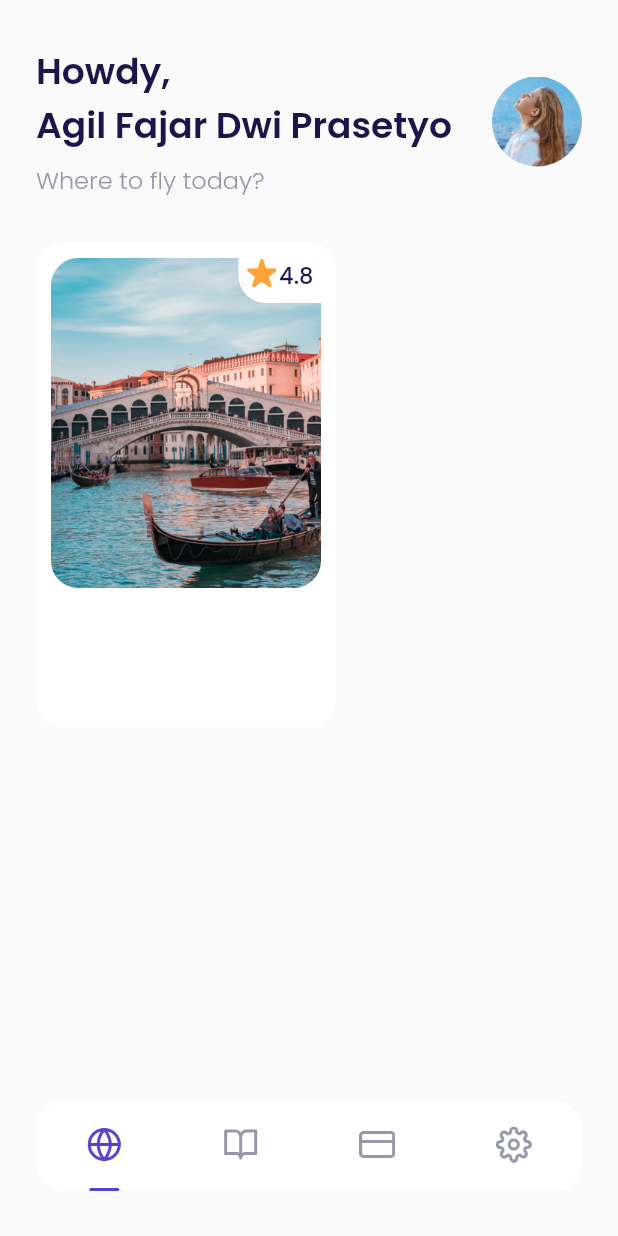
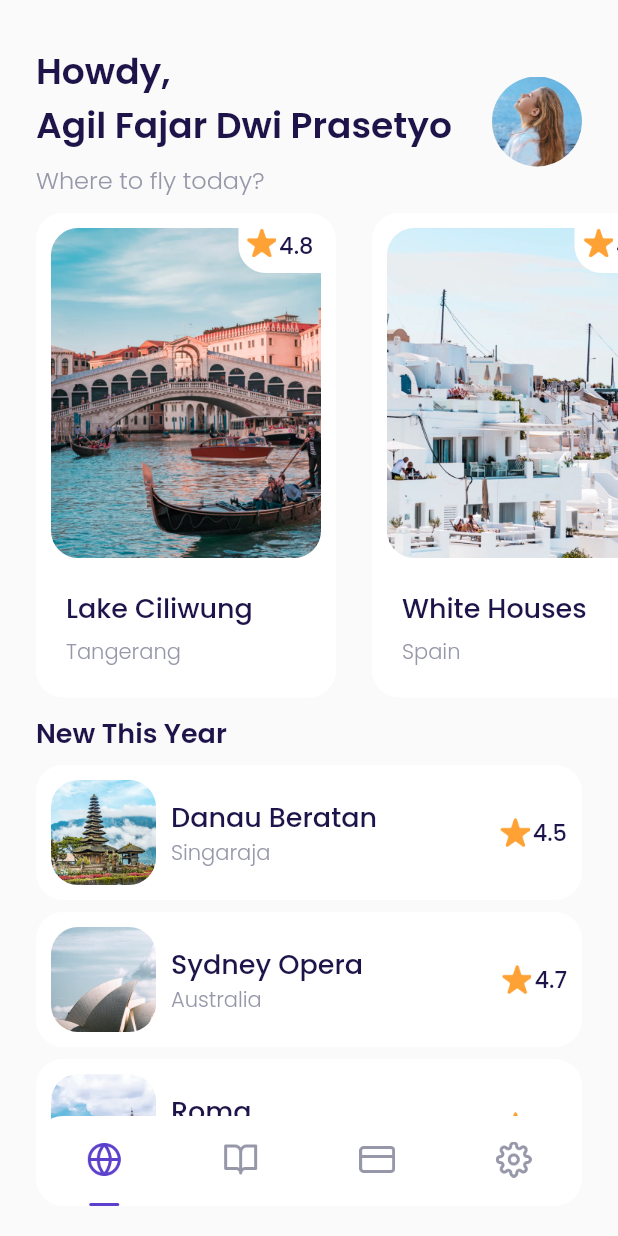
Before and after one commit to Agellls/Aplikasi-Tiket-Pesawat, a Flutter app: the MainPage screen opened by its route, on a phone screen of 412 x 824 dp. Run offline on Flutter 3.47's test engine with Material 2 defaults, Android fonts, the phone set to English and light mode, and no system bars; our stand-ins replace google_fonts.

Commit message:
add slashing homepage, fix navbaar content offside

```diff
--- a/lib/shared/theme.dart
+++ b/lib/shared/theme.dart
@@ -2,7 +2,7 @@ import 'package:flutter/material.dart';
 import 'package:google_fonts/google_fonts.dart';
 
 double defaultMargin = 24.0;
-double defaultRadius = 17.0;
+double defaultRadius = 18.0;
 
 Color kPrimaryColor = Color(0xff5C40CC);
 Color kBlackColor = Color(0xff1F1449);
--- a/lib/ui/pages/home_page.dart
+++ b/lib/ui/pages/home_page.dart
@@ -1,4 +1,6 @@
 import 'package:flutter/material.dart';
+import 'package:flutter_application_3/ui/widgets/destination_cart.dart';
+import 'package:flutter_application_3/ui/widgets/destination_tile.dart';
 import '../../shared/theme.dart';
 
 class HomePage extends StatelessWidget {
@@ -54,67 +56,93 @@ class HomePage extends StatelessWidget {
 
     Widget popularDestination() {
       return Container(
-        margin: EdgeInsets.only(top: 30),
+        child: SingleChildScrollView(
+          scrollDirection: Axis.horizontal,
           child: Row(
             children: [
-            Container(
-              height: 323,
-              width: 200,
-              margin: EdgeInsets.only(left: defaultMargin),
-              padding: EdgeInsets.all(10),
-              decoration: BoxDecoration(
-                borderRadius: BorderRadius.circular(18),
-                color: kWhiteColor,
+              DestinationCard(
+                name: "Lake Ciliwung",
+                city: "Tangerang",
+                imageUrl: 'assets/image_destination1.png',
+                rating: 4.8,
               ),
-              child: Column(
-                children: [
-                  Container(
-                    height: 220,
-                    width: 180,
-                    decoration: BoxDecoration(
-                      borderRadius: BorderRadius.circular(18),
-                      color: kWhiteColor,
-                      image: DecorationImage(
-                        image: AssetImage('assets/image_destination1.png'),
+              DestinationCard(
+                name: "White Houses",
+                city: "Spain",
+                imageUrl: 'assets/image_destination2.png',
+                rating: 4.7,
               ),
+              DestinationCard(
+                name: "Hill Heyo",
+                city: "Monaco",
+                imageUrl: 'assets/image_destination3.png',
+                rating: 4.8,
               ),
-                    child: Align(
-                      alignment: Alignment.topRight,
-                      child: Container(
-                        height: 30,
-                        width: 55,
-                        decoration: BoxDecoration(
-                          color: kWhiteColor,
-                          borderRadius: BorderRadius.only(
-                            bottomLeft: Radius.circular(18),
+              DestinationCard(
+                name: "Menarra",
+                city: "Japan",
+                imageUrl: 'assets/image_destination4.png',
+                rating: 5.0,
               ),
+              DestinationCard(
+                name: "Payung Teduh",
+                city: "Singapore",
+                imageUrl: 'assets/image_destination5.png',
+                rating: 4.8,
               ),
-                        child: Row(
-                          crossAxisAlignment: CrossAxisAlignment.start,
-                          mainAxisAlignment: MainAxisAlignment.center,
-                          children: [
-                            Container(
-                              margin: EdgeInsets.only(right: 2),
-                              height: 20,
-                              width: 20,
-                              decoration: BoxDecoration(
-                                image: DecorationImage(
-                                  image: AssetImage('assets/icon_star.png'),
-                                ),
-                              ),
-                            ),
-                            Text(
-                              "4.8",
-                              style: blackTextStyle.copyWith(
-                                  fontWeight: medium, fontSize: 15),
-                            )
             ],
           ),
         ),
+      );
+    }
+
+    Widget newDestinationTile() {
+      return Container(
+        margin: EdgeInsets.only(
+          top: 10,
+          left: defaultMargin,
+          right: defaultMargin,
+          bottom: 100,
+        ),
+        child: Column(
+          crossAxisAlignment: CrossAxisAlignment.start,
+          children: [
+            Text(
+              "New This Year",
+              style: blackTextStyle.copyWith(
+                fontWeight: semiBold,
+                fontSize: 18,
               ),
             ),
-                ],
+            DestinationTile(
+              name: "Danau Beratan",
+              city: "Singaraja",
+              imageUrl: 'assets/image_destination6.png',
+              rating: 4.5,
             ),
+            DestinationTile(
+              name: "Sydney Opera",
+              city: "Australia",
+              imageUrl: 'assets/image_destination7.png',
+              rating: 4.7,
+            ),
+            DestinationTile(
+              name: "Roma",
+              city: "Italy",
+              imageUrl: 'assets/image_destination8.png',
+              rating: 4.8,
+            ),
+            DestinationTile(
+              name: "Payung Teduh",
+              city: "Singapore",
+              imageUrl: 'assets/image_destination9.png',
+              rating: 4.5,
+            ),
+            DestinationTile(
+              name: "Hill Hey",
+              city: "Monaco",
+              imageUrl: 'assets/image_destination10.png',
+              rating: 4.7,
             ),
           ],
         ),
@@ -125,6 +153,7 @@ class HomePage extends StatelessWidget {
       children: [
         header(),
         popularDestination(),
+        newDestinationTile(),
       ],
     );
   }
--- a/lib/ui/pages/main_page.dart
+++ b/lib/ui/pages/main_page.dart
@@ -13,13 +13,14 @@ class MainPage extends StatelessWidget {
     }
 
     Widget customBottomNavigation() {
-      return Align(
+      return Container(
+        child: Align(
           alignment: Alignment.bottomCenter,
           child: Container(
             width: double.infinity,
             height: 60,
             margin: EdgeInsets.only(
-            bottom: 30,
+              bottom: 20,
               left: defaultMargin,
               right: defaultMargin,
             ),
@@ -36,8 +37,26 @@ class MainPage extends StatelessWidget {
                 ),
                 CustomBottomNavigationItem(imageUrl: 'assets/icon_booking.png'),
                 CustomBottomNavigationItem(imageUrl: 'assets/icon_card.png'),
-              CustomBottomNavigationItem(imageUrl: 'assets/icon_settings.png'),
+                CustomBottomNavigationItem(
+                    imageUrl: 'assets/icon_settings.png'),
               ],
+            ),
+          ),
+        ),
+      );
+    }
+
+    Widget spaceBottom() {
+      return Container(
+        child: Align(
+          alignment: Alignment.bottomCenter,
+          child: Container(
+            margin: EdgeInsets.symmetric(horizontal: defaultMargin),
+            height: 40,
+            width: double.infinity,
+            decoration: BoxDecoration(
+              color: kBackgroundColor,
+            ),
           ),
         ),
       );
@@ -48,6 +67,7 @@ class MainPage extends StatelessWidget {
       body: Stack(
         children: [
           BuildContext(),
+          spaceBottom(),
           customBottomNavigation(),
         ],
       ),
--- a/lib/ui/pages/sign_up_page.dart
+++ b/lib/ui/pages/sign_up_page.dart
@@ -54,7 +54,7 @@ class SignUpPage extends StatelessWidget {
       Widget summitButton() {
         return CustomButton(
           title: 'Get Started',
-          margin: EdgeInsets.only(top: 30),
+          margin: EdgeInsets.only(top: 15),
           onPressed: () {
             Navigator.pushNamed(context, '/bonus');
           },
@@ -87,8 +87,7 @@ class SignUpPage extends StatelessWidget {
       return Container(
         alignment: Alignment.center,
         margin: EdgeInsets.only(
-          top: 50,
-          bottom: 73,
+          top: 15,
         ),
         child: Text(
           "Terms and Conditions",
--- /dev/null
+++ b/lib/ui/widgets/destination_cart.dart
@@ -0,0 +1,112 @@
+import 'package:flutter/material.dart';
+
+import '../../shared/theme.dart';
+
+class DestinationCard extends StatelessWidget {
+  final String name;
+  final String city;
+  final String imageUrl;
+  final double rating;
+  const DestinationCard(
+      {super.key,
+      required this.name,
+      required this.city,
+      required this.imageUrl,
+      this.rating = 0.0});
+
+  @override
+  Widget build(BuildContext context) {
+    return Container(
+      margin: EdgeInsets.only(top: 10),
+      child: Row(
+        children: [
+          Container(
+            height: 323,
+            width: 200,
+            margin: EdgeInsets.only(left: defaultMargin),
+            padding: EdgeInsets.all(10),
+            decoration: BoxDecoration(
+              borderRadius: BorderRadius.circular(18),
+              color: kWhiteColor,
+            ),
+            child: Column(
+              crossAxisAlignment: CrossAxisAlignment.start,
+              children: [
+                Container(
+                  margin: EdgeInsets.only(bottom: 20),
+                  height: 220,
+                  width: 180,
+                  decoration: BoxDecoration(
+                    borderRadius: BorderRadius.circular(18),
+                    color: kWhiteColor,
+                    image: DecorationImage(
+                      image: AssetImage(imageUrl),
+                    ),
+                  ),
+                  child: Align(
+                    alignment: Alignment.topRight,
+                    child: Container(
+                      height: 30,
+                      width: 55,
+                      decoration: BoxDecoration(
+                        color: kWhiteColor,
+                        borderRadius: BorderRadius.only(
+                          bottomLeft: Radius.circular(18),
+                        ),
+                      ),
+                      child: Row(
+                        crossAxisAlignment: CrossAxisAlignment.start,
+                        mainAxisAlignment: MainAxisAlignment.center,
+                        children: [
+                          Container(
+                            margin: EdgeInsets.only(right: 2),
+                            height: 20,
+                            width: 20,
+                            decoration: BoxDecoration(
+                              image: DecorationImage(
+                                image: AssetImage('assets/icon_star.png'),
+                              ),
+                            ),
+                          ),
+                          Text(
+                            rating.toString(),
+                            style: blackTextStyle.copyWith(
+                                fontWeight: medium, fontSize: 15),
+                          )
+                        ],
+                      ),
+                    ),
+                  ),
+                ),
+                Container(
+                  margin: EdgeInsets.only(left: 10),
+                  child: Column(
+                    crossAxisAlignment: CrossAxisAlignment.start,
+                    children: [
+                      Text(
+                        name,
+                        style: blackTextStyle.copyWith(
+                          fontWeight: medium,
+                          fontSize: 18,
+                        ),
+                      ),
+                      SizedBox(
+                        height: 5,
+                      ),
+                      Text(
+                        city,
+                        style: greyTextStyle.copyWith(
+                          fontWeight: light,
+                        ),
+                      ),
+                    ],
+                  ),
+                ),
+              ],
+            ),
+          ),
+        ],
+      ),
+    );
+  }
+}
--- /dev/null
+++ b/lib/ui/widgets/destination_tile.dart
@@ -0,0 +1,79 @@
+import 'package:flutter/material.dart';
+import '../../shared/theme.dart';
+
+class DestinationTile extends StatelessWidget {
+  final String name;
+  final String city;
+  final String imageUrl;
+  final double rating;
+  const DestinationTile(
+      {super.key,
+      required this.name,
+      required this.city,
+      required this.imageUrl,
+      this.rating = 0.0});
+
+  @override
+  Widget build(BuildContext context) {
+    return Container(
+      margin: EdgeInsets.only(top: 8),
+      padding: EdgeInsets.all(10),
+      decoration: BoxDecoration(
+        color: kWhiteColor,
+        borderRadius: BorderRadius.circular(18),
+      ),
+      child: Row(
+        children: [
+          Container(
+            margin: EdgeInsets.only(right: 10),
+            height: 70,
+            width: 70,
+            decoration: BoxDecoration(
+              borderRadius: BorderRadius.circular(18),
+              image: DecorationImage(
+                image: AssetImage(imageUrl),
+              ),
+            ),
+          ),
+          Expanded(
+            child: Column(
+              crossAxisAlignment: CrossAxisAlignment.start,
+              children: [
+                Text(
+                  name,
+                  style: blackTextStyle.copyWith(
+                    fontWeight: medium,
+                    fontSize: 18,
+                  ),
+                ),
+                Text(
+                  city,
+                  style: greyTextStyle.copyWith(
+                    fontWeight: light,
+                  ),
+                )
+              ],
+            ),
+          ),
+          Container(
+            margin: EdgeInsets.only(right: 2),
+            height: 20,
+            width: 20,
+            decoration: BoxDecoration(
+              image: DecorationImage(
+                image: AssetImage('assets/icon_star.png'),
+              ),
+            ),
+          ),
+          Text(
+            rating.toString(),
+            style: blackTextStyle.copyWith(
+              fontWeight: medium,
+              fontSize: 15,
+            ),
+          ),
+        ],
+      ),
+    );
+  }
+}
```
Lines whose indentation alone changed are shown as unchanged.
